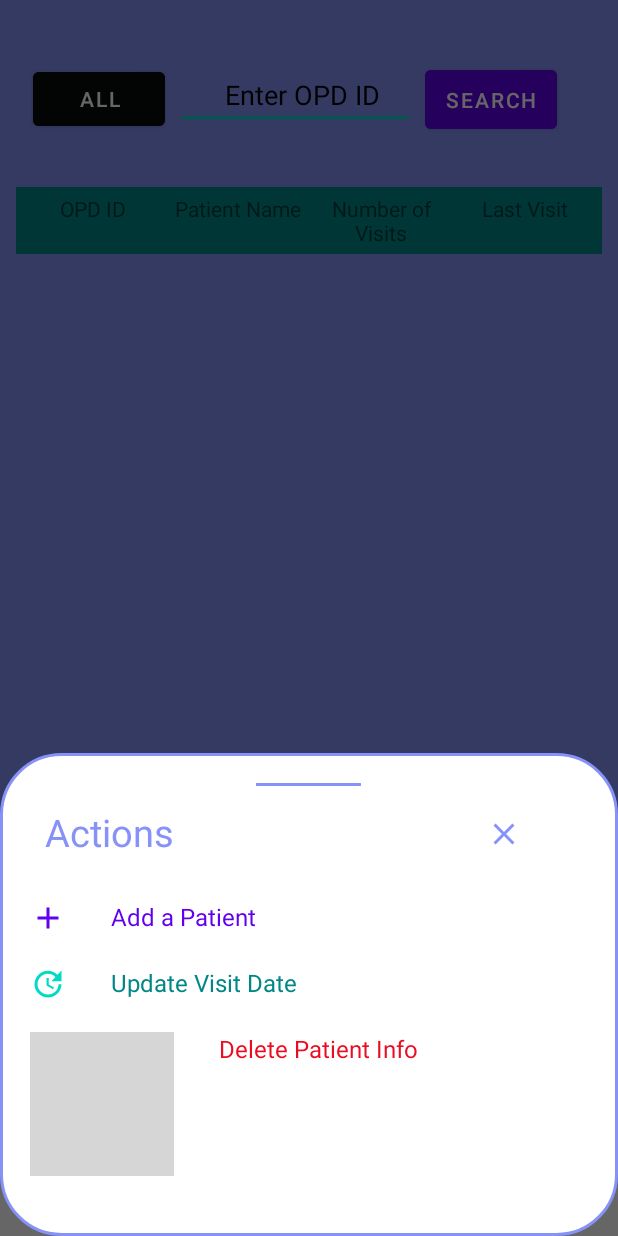
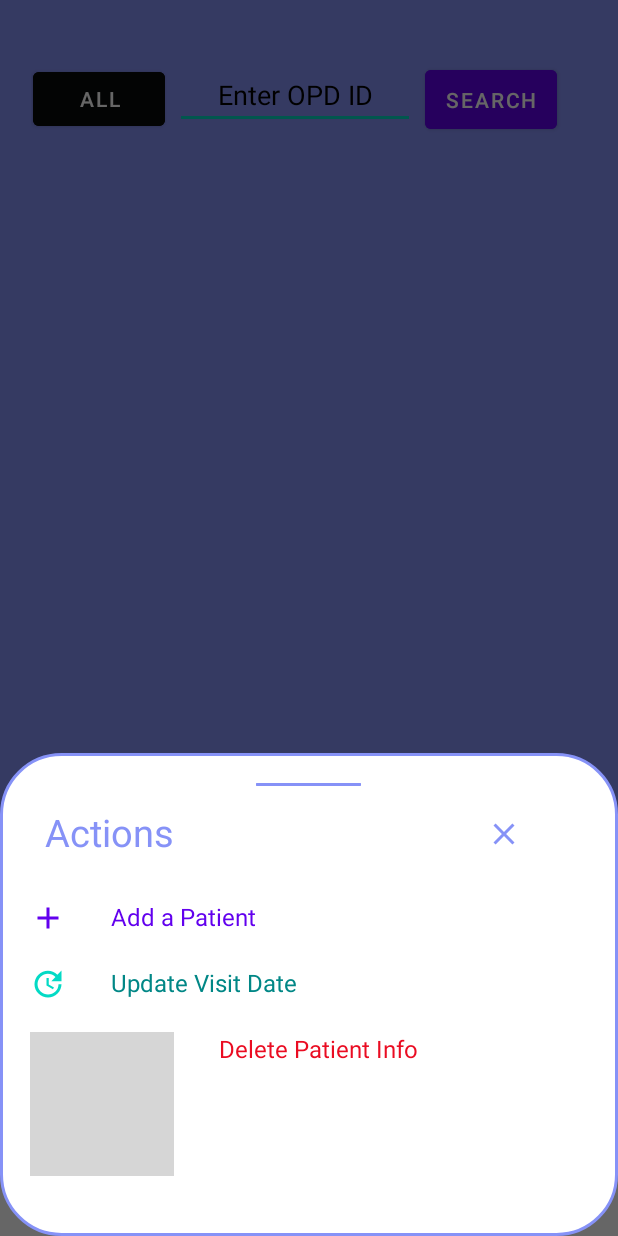
Before and after one commit to ashutosh2807/MaterialUIonAndroid, an Android app: the screen it shows after launch (MainActivity), after a tap on an icon or button, on a phone screen of 412 x 824 dp. Run offline under Robolectric (Android 15) with nearby library versions, the phone set to English and light mode, and no system bars; our stand-ins replace Firebase (no records; nobody signed in at launch, a user with empty details on screens opened directly); grey boxes are pictures that could not be loaded.

Commit message:
commit_recycler

```diff
--- a/BottomNavigationView/app/src/main/java/com/example/bottomnavigationview/MainActivity.java
+++ b/BottomNavigationView/app/src/main/java/com/example/bottomnavigationview/MainActivity.java
@@ -15,8 +15,12 @@ import android.view.ViewGroup;
 import android.view.Window;
 
 import com.example.bottomnavigationview.fragments.homeFragment;
+import com.example.bottomnavigationview.profileData.dbSingleton;
+import com.example.bottomnavigationview.profileData.profile;
 import com.google.android.material.bottomnavigation.BottomNavigationView;
 import com.google.android.material.floatingactionbutton.FloatingActionButton;
+
+import java.util.Date;
 
 public class MainActivity extends AppCompatActivity {
 
@@ -28,6 +32,7 @@ public class MainActivity extends AppCompatActivity {
         btnv.setBackground(null);
 
 
+        dbSingleton.getInstance().saveToFirestore();
 
         replaceFragment(new homeFragment());
 
--- /dev/null
+++ b/BottomNavigationView/app/src/main/java/com/example/bottomnavigationview/adapter/recyclerAdapter.java
@@ -0,0 +1,80 @@
+package com.example.bottomnavigationview.adapter;
+
+import static android.os.Build.VERSION_CODES.R;
+
+import android.app.Activity;
+import android.view.LayoutInflater;
+import android.view.View;
+import android.view.ViewGroup;
+import android.widget.TextView;
+
+import androidx.recyclerview.widget.RecyclerView;
+import com.example.bottomnavigationview.profileData.profile;
+
+
+import java.util.ArrayList;
+import java.util.List;
+
+public class recyclerAdapter extends RecyclerView.Adapter<recyclerAdapter.MyViewHolder>  {
+    private List<profile> profileDataArrayList;
+    private Activity context;
+    private onItemClickListener myListener;
+
+
+    public interface onItemClickListener {
+        void onItemClicking(int position);
+    }
+
+
+    public void setOnItemClickListener(onItemClickListener listener) {
+        myListener = listener;
+    }
+
+    public recyclerAdapter(List<profile> dataArrayList, Activity context) {
+        this.profileDataArrayList = dataArrayList;
+        this.context = context;
+    }
+
+    @Override
+    public MyViewHolder onCreateViewHolder(ViewGroup parent, int viewType) {
+        View itemView = LayoutInflater.from(parent.getContext()).inflate(com.example.bottomnavigationview.R.layout.eachrow, parent, false);
+        return new MyViewHolder(itemView, myListener);
+    }
+
+    @Override
+    public void onBindViewHolder(MyViewHolder holder, int position) {
+        profile currentItem = profileDataArrayList.get(position);
+        holder.hTitle.setText(currentItem.getName());
+
+    }
+
+    @Override
+    public int getItemCount() {
+        return profileDataArrayList.size();
+    }
+
+    public static class MyViewHolder extends RecyclerView.ViewHolder {
+        TextView hTitle;
+        TextView hid;
+        TextView hinfo;
+
+        public MyViewHolder(View itemView, final onItemClickListener listener) {
+            super(itemView);
+            hTitle = itemView.findViewById(com.example.bottomnavigationview.R.id.headingTitle);
+            hid = itemView.findViewById(com.example.bottomnavigationview.R.id.hid);
+            hinfo = itemView.findViewById(com.example.bottomnavigationview.R.id.hinfo);
+
+            itemView.setOnClickListener(new View.OnClickListener() {
+                @Override
+                public void onClick(View view) {
+                    if (listener != null) {
+                        int position = getAdapterPosition();
+                        if (position != RecyclerView.NO_POSITION) {
+                            listener.onItemClicking(position);
+                        }
+                    }
+                }
+            });
+        }
+    }
+}
--- a/BottomNavigationView/app/src/main/java/com/example/bottomnavigationview/fragments/homeFragment.java
+++ b/BottomNavigationView/app/src/main/java/com/example/bottomnavigationview/fragments/homeFragment.java
@@ -1,113 +1,82 @@
 package com.example.bottomnavigationview.fragments;
 
-import static android.content.ContentValues.TAG;
-
 import android.os.Bundle;
-
-import androidx.fragment.app.Fragment;
-
-import android.util.Log;
-import android.view.Gravity;
 import android.view.LayoutInflater;
 import android.view.View;
 import android.view.ViewGroup;
-import android.widget.ScrollView;
-import android.widget.TableLayout;
 import android.widget.TableRow;
 import android.widget.TextView;
 
+import androidx.fragment.app.Fragment;
+import androidx.recyclerview.widget.LinearLayoutManager;
+import androidx.recyclerview.widget.RecyclerView;
+
 import com.example.bottomnavigationview.R;
+import com.example.bottomnavigationview.adapter.recyclerAdapter;
 import com.example.bottomnavigationview.profileData.OnDocumentFetchListener;
 import com.example.bottomnavigationview.profileData.dbSingleton;
-import com.example.bottomnavigationview.profileData.fetchData;
-import com.google.firebase.firestore.CollectionReference;
-import com.google.firebase.firestore.DocumentSnapshot;
-import com.google.firebase.firestore.FirebaseFirestore;
+import com.example.bottomnavigationview.profileData.profile;
+
 
 import java.util.ArrayList;
+import java.util.Date;
 import java.util.List;
 import java.util.Map;
 
-/**
- * A simple {@link Fragment} subclass.
- * Use the {@link homeFragment#newInstance} factory method to
- * create an instance of this fragment.
- */
-public  class homeFragment extends Fragment  {
+public class homeFragment extends Fragment {
 
-
-    // TODO: Rename parameter arguments, choose names that match
-    // the fragment initialization parameters, e.g. ARG_ITEM_NUMBER
-    private static final String ARG_PARAM1 = "param1";
-    private static final String ARG_PARAM2 = "param2";
-
-    // TODO: Rename and change types of parameters
-    private String mParam1;
-    private String mParam2;
 
     public homeFragment() {
         // Required empty public constructor
     }
 
-    /**
-     * Use this factory method to create a new instance of
-     * this fragment using the provided parameters.
-     *
-     * @param param1 Parameter 1.
-     * @param param2 Parameter 2.
-     * @return A new instance of fragment homeFragment.
-     */
-    // TODO: Rename and change types and number of parameters
-    public static homeFragment newInstance(String param1, String param2) {
-        homeFragment fragment = new homeFragment();
-        Bundle args = new Bundle();
-        args.putString(ARG_PARAM1, param1);
-        args.putString(ARG_PARAM2, param2);
-        fragment.setArguments(args);
-        return fragment;
+    public static homeFragment newInstance() {
+        return new homeFragment();
     }
 
     @Override
     public void onCreate(Bundle savedInstanceState) {
         super.onCreate(savedInstanceState);
-        if (getArguments() != null) {
-            mParam1 = getArguments().getString(ARG_PARAM1);
-            mParam2 = getArguments().getString(ARG_PARAM2);
-        }
-
     }
 
     @Override
     public View onCreateView(LayoutInflater inflater, ViewGroup container,
                              Bundle savedInstanceState) {
         View rootView = inflater.inflate(R.layout.fragment_home, container, false);
-        TableLayout tableLayout = rootView.findViewById(R.id.tableData);
 
+//             TableLayout tableLayout = rootView.findViewById(R.id.tableData);
+        RecyclerView rView = rootView.findViewById(R.id.recyclerView);
         dbSingleton db = dbSingleton.getInstance();
+        List<profile> profileList = new ArrayList<>();
         db.setDocumentFetchListener(new OnDocumentFetchListener() {
             @Override
             public void onDocumentsFetched(List<Map<String, Object>> documentList) {
                 // Handle the retrieved data here
+
                 for (Map<String, Object> doc : documentList) {
-                    TableRow tableRow = new TableRow(getContext());
-                    for (Map.Entry<String, Object> entry : doc.entrySet()) {
-                        TextView textView = new TextView(getContext());
-                        TableRow.LayoutParams params = new TableRow.LayoutParams(
-                                TableRow.LayoutParams.WRAP_CONTENT,
-                                TableRow.LayoutParams.WRAP_CONTENT, 1f);
+                        profile data = new profile(
+                                doc.get("OPD_ID").toString(),
+                                doc.get("Name").toString(),
+                                doc.get("FatherName").toString(),
+                                doc.get("Gender").toString(),
+                                doc.get("Phone_number").toString(),
+                                doc.get("Address").toString(),
+                                doc.get("Email").toString(),
+                                new Date()
+                        );
+                        profileList.add(data);
 
-                        textView.setLayoutParams(params);
-                        textView.setText(doc.get(entry.getKey()).toString());
-                        tableRow.addView(textView);
-                    }
-                    tableLayout.addView(tableRow);
                 }
+                recyclerAdapter adptr = new recyclerAdapter(profileList,getActivity());
+                rView.setAdapter(adptr);
+                rView.setLayoutManager(new LinearLayoutManager(requireContext()));
 
             }
         });
 
-        // Call getDocuments
+
         db.getDocuments();
+
         return rootView;
     }
 
--- a/BottomNavigationView/app/src/main/java/com/example/bottomnavigationview/profileData/dbSingleton.java
+++ b/BottomNavigationView/app/src/main/java/com/example/bottomnavigationview/profileData/dbSingleton.java
@@ -2,12 +2,19 @@ package com.example.bottomnavigationview.profileData;
 
 import android.util.Log;
 
+import androidx.annotation.NonNull;
+
 import com.example.bottomnavigationview.fragments.homeFragment;
+import com.google.android.gms.tasks.OnFailureListener;
+import com.google.android.gms.tasks.OnSuccessListener;
+import com.google.firebase.Timestamp;
 import com.google.firebase.firestore.CollectionReference;
 import com.google.firebase.firestore.DocumentSnapshot;
 import com.google.firebase.firestore.FirebaseFirestore;
 
 import java.util.ArrayList;
+import java.util.Date;
+import java.util.HashMap;
 import java.util.List;
 import java.util.Map;
 
@@ -35,6 +42,43 @@ public class dbSingleton {
         return instance;
     }
 
+
+    public void saveToFirestore() {
+        Map<String,Object> profileData = new HashMap<>();
+        profileData.put("OPD_ID", "gjeior");
+        profileData.put("Name", "ashutosh");
+        profileData.put("FatherName", "Raysingh");
+        profileData.put("Gender", "M");
+        profileData.put("Phone_number", "7693932810");
+        profileData.put("Address", "Address");
+        profileData.put("Email", "Email");
+        profileData.put("Age", "Age");
+        profileData.put("Time",  new Timestamp(new Date()));
+        profileData.put("Visit_date", "visit_date");
+
+
+        FirebaseFirestore db = FirebaseFirestore.getInstance();
+        Map<String, Map<String, Object>> data = new HashMap<String, Map<String, Object>>();
+        data.put("Test",profileData);
+
+        db.collection("UserDetails")
+                .document("Test")
+                .set(profileData)
+                .addOnSuccessListener(new OnSuccessListener<Void>() {
+                    @Override
+                    public void onSuccess(Void aVoid) {
+                        // message
+                    }
+                })
+                .addOnFailureListener(new OnFailureListener() {
+                    @Override
+                    public void onFailure(@NonNull Exception e) {
+                        // no message
+                    }
+                });
+    }
+
+
     public void getDocuments() {
         FirebaseFirestore db = FirebaseFirestore.getInstance();
         CollectionReference userDetailsRef = db.collection("UserDetails");
--- a/BottomNavigationView/app/src/main/res/layout/fragment_home.xml
+++ b/BottomNavigationView/app/src/main/res/layout/fragment_home.xml
@@ -1,5 +1,4 @@
 <?xml version="1.0" encoding="utf-8"?>
-
 <FrameLayout xmlns:android="http://schemas.android.com/apk/res/android"
     xmlns:tools="http://schemas.android.com/tools"
     android:layout_width="match_parent"
@@ -9,8 +8,7 @@
     <RelativeLayout
         android:id="@+id/relLayout"
         android:layout_width="match_parent"
-        android:layout_height="match_parent"
-        >
+        android:layout_height="match_parent">
 
         <LinearLayout
             android:id="@+id/linear1"
@@ -38,97 +36,31 @@
                 android:layout_marginRight="5dp"
                 android:gravity="center"
                 android:textAlignment="center"
-                android:hint="    Enter OPD ID  "
+                android:hint="Enter OPD ID"
                 android:maxLength="15"
                 android:textColorHint="@color/black"
-                android:autoHandwritingEnabled="true"
-                android:focusableInTouchMode="true"
-                android:focusedByDefault="false"
-
-                android:textColor="#9DEA88"
-
-                />
+                android:textColor="#6A9E98"
+                android:inputType="textAutoComplete"
+                android:autofillHints="" />
 
             <Button
                 android:layout_width="wrap_content"
                 android:layout_height="wrap_content"
                 android:layout_margin="1dp"
                 android:padding="10dp"
-                android:text="search"
+                android:text="Search"
                 android:textColor="@color/white"
                 android:backgroundTint="#6001ea"
-                android:layout_gravity="right"
-                />
+                android:layout_gravity="right" />
+        </LinearLayout>
+        <!-- item_layout.xml -->
 
+                <androidx.recyclerview.widget.RecyclerView
+                    android:id="@+id/recyclerView"
+                    android:layout_width="match_parent"
+                    android:layout_height="match_parent"
+                    android:layout_below="@id/linear1"
+                    />
 
-        </LinearLayout>
-
-        <LinearLayout
-            android:layout_width="match_parent"
-            android:layout_height="wrap_content"
-            android:orientation="vertical"
-            android:layout_below="@id/linear1">
-            <TableLayout
-                android:id="@+id/tableData"
-                android:layout_width="match_parent"
-                android:layout_height="wrap_content"
-                android:background="#6A9E98">
-
-                <TableRow android:padding="3dp"
-                    android:background="@color/teal_700">
-
-                    <!-- Serial Number Column -->
-                    <TextView
-                        android:layout_width="0dp"
-                        android:layout_height="wrap_content"
-                        android:layout_weight="1"
-                        android:text="OPD ID"
-                        android:gravity="center"
-                        android:layout_margin="1dp"
-                        android:background="@android:color/transparent"
-                        android:layout_column="1" />
-
-                    <!-- Patient Name Column -->
-                    <TextView
-                        android:layout_width="0dp"
-                        android:layout_height="wrap_content"
-                        android:layout_weight="1"
-                        android:text="Patient Name"
-                        android:gravity="center"
-                        android:layout_margin="1dp"
-                        android:background="@android:color/transparent"
-                        android:layout_column="2" />
-
-                    <!-- Number of Visits Column -->
-                    <TextView
-                        android:layout_width="0dp"
-                        android:layout_height="wrap_content"
-                        android:layout_weight="1"
-                        android:text="Number of Visits"
-                        android:gravity="center"
-                        android:layout_margin="1dp"
-                        android:background="@android:color/transparent"
-                        android:layout_column="3" />
-
-                    <!-- Last Visit Column -->
-                    <TextView
-                        android:layout_width="0dp"
-                        android:layout_height="wrap_content"
-                        android:layout_weight="1"
-                        android:text="Last Visit"
-                        android:gravity="center"
-                        android:layout_margin="1dp"
-                        android:background="@android:color/transparent"
-                        android:layout_column="4" />
-                </TableRow>
-
-                <!-- Rows with data will be added dynamically from Java code -->
-
-            </TableLayout>
-        </LinearLayout>
     </RelativeLayout>
-
-
-
-
 </FrameLayout>
--- a/BottomNavigationView/app/src/main/res/values/colors.xml
+++ b/BottomNavigationView/app/src/main/res/values/colors.xml
@@ -11,5 +11,7 @@
     <color name="red">#EA0C22</color>
     <color name="skyblue">#51F4E5</color>
     <color name="yellow">#FBEB55</color>
+    <color name="column_color">#CF084C</color>
+    <color name="table_header_color">#6A9E98</color>
 
 </resources>
--- a/BottomNavigationView/settings.gradle.kts
+++ b/BottomNavigationView/settings.gradle.kts
@@ -11,6 +11,7 @@ dependencyResolutionManagement {
     repositories {
         google()
         mavenCentral()
+        maven { url = uri("https://oss.jfrog.org/artifactory/oss-snapshot-local") }
 //        maven("https://jitpack.io" )
     }
 }
```
Also changed, not shown: BottomNavigationView/app/src/main/java/com/example/bottomnavigationview/profileData/profile.java (+12 -1 lines), BottomNavigationView/app/src/main/res/layout/eachrow.xml (added, +49 -0 lines), 1 other file.
